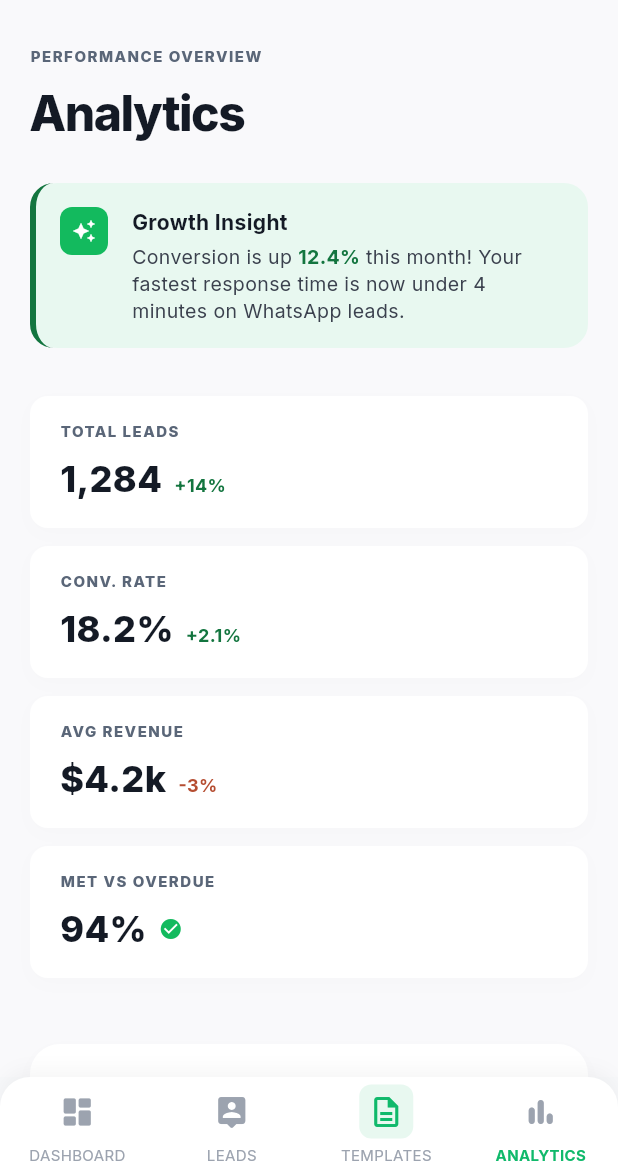
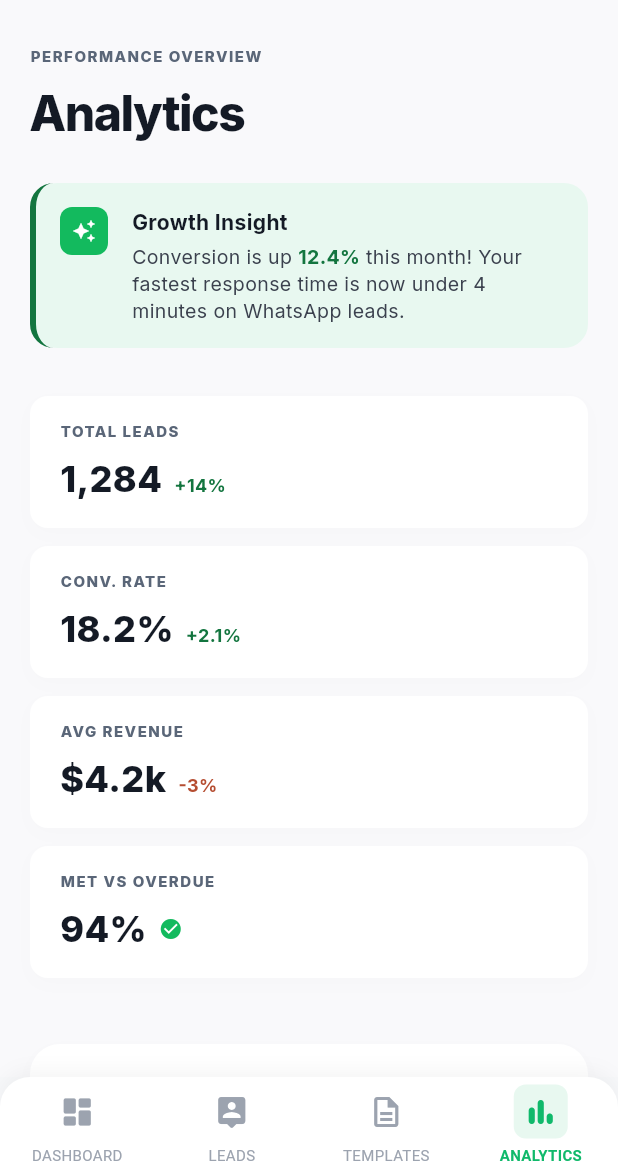
Before and after one commit to emmalexander/whatsapp_business_automation_crm_app, a Flutter app: the MainNavigation screen opened directly, item 4 of the bottom bar chosen, on a phone screen of 412 x 824 dp, the part 63-1236 px from its top. Run offline on Flutter 3.47's test engine with Material 3 defaults, Android fonts, the phone set to English and light mode, and no system bars; our stand-ins replace country_picker, dio, flutter_dotenv, flutter_riverpod, flutter_secure_storage, google_fonts; missing offline and left inert: flutter_sharing_intent, get_country_ip; accounts and stored records are empty; network calls fail; statements that could not run were skipped.

Commit message:
refactored bottom nav bar

```diff
--- /dev/null
+++ b/lib/providers/navigation_provider.dart
@@ -0,0 +1,15 @@
+import 'package:flutter_riverpod/legacy.dart'
+    show StateNotifier, StateNotifierProvider;
+
+class NavigationNotifier extends StateNotifier<int> {
+  NavigationNotifier() : super(0);
+
+  void setIndex(int index) {
+    state = index;
+  }
+}
+
+final navigationProvider =
+    StateNotifierProvider<NavigationNotifier, int>( (ref) {
+  return NavigationNotifier();
+});
--- a/lib/screens/main_navigation.dart
+++ b/lib/screens/main_navigation.dart
@@ -7,12 +7,14 @@ import 'package:flutter_sharing_intent/flutter_sharing_intent.dart';
 import 'package:flutter_sharing_intent/model/sharing_file.dart';
 import 'package:google_fonts/google_fonts.dart';
 import 'package:whatsapp_business_automation_crm_app/providers/chat_upload_provider.dart';
+import 'package:whatsapp_business_automation_crm_app/providers/navigation_provider.dart';
 import 'package:whatsapp_business_automation_crm_app/providers/user_provider.dart';
 import 'package:whatsapp_business_automation_crm_app/screens/analytics/analytics_screen.dart';
 import 'package:whatsapp_business_automation_crm_app/screens/dashboard/dashboard_screen.dart';
 import 'package:whatsapp_business_automation_crm_app/screens/leads/leads_screen.dart';
 import 'package:whatsapp_business_automation_crm_app/screens/templates/templates_screen.dart';
 import 'package:whatsapp_business_automation_crm_app/widgets/chat_upload_overlay.dart';
+import 'package:whatsapp_business_automation_crm_app/widgets/custom_bottom_nav_bar.dart';
 import 'package:whatsapp_business_automation_crm_app/widgets/lead_info_dialog.dart';
 
 class MainNavigation extends ConsumerStatefulWidget {
@@ -24,8 +26,6 @@ class MainNavigation extends ConsumerStatefulWidget {
 }
 
 class _MainNavigationState extends ConsumerState<MainNavigation> {
-  late int _currentIndex;
-
   final List<Widget> _screens = [
     const DashboardScreen(),
     const LeadsScreen(),
@@ -40,9 +40,9 @@ class _MainNavigationState extends ConsumerState<MainNavigation> {
   @override
   void initState() {
     super.initState();
-    _currentIndex = widget.initialIndex;
 
     WidgetsBinding.instance.addPostFrameCallback((_) {
+      ref.read(navigationProvider.notifier).setIndex(widget.initialIndex);
       ref.read(userProvider.notifier).getUser();
       _initSharingIntent();
     });
@@ -54,9 +54,9 @@ class _MainNavigationState extends ConsumerState<MainNavigation> {
 
   void _initSharingIntent() {
     // 1. Handle the initial file if the app was opened via a share action.
-    FlutterSharingIntent.instance
-        .getInitialSharing()
-        .then((List<SharedFile> files) {
+    FlutterSharingIntent.instance.getInitialSharing().then((
+      List<SharedFile> files,
+    ) {
       _handleSharedFiles(files);
     });
 
@@ -103,11 +103,9 @@ class _MainNavigationState extends ConsumerState<MainNavigation> {
         onConfirm: (name, phone) {
           Navigator.pop(context);
           // Begin upload with captured details
-          ref.read(chatUploadProvider.notifier).upload(
-                filePath: filePath,
-                name: name,
-                phoneNumber: phone,
-              );
+          ref
+              .read(chatUploadProvider.notifier)
+              .upload(filePath: filePath, name: name, phoneNumber: phone);
         },
         onCancel: () {
           Navigator.pop(context);
@@ -147,13 +145,17 @@ class _MainNavigationState extends ConsumerState<MainNavigation> {
     ScaffoldMessenger.of(context).showSnackBar(
       SnackBar(
         behavior: SnackBarBehavior.floating,
-        backgroundColor: isError ? const Color(0xFFEF4444) : const Color(0xFF10B96B),
+        backgroundColor: isError
+            ? const Color(0xFFEF4444)
+            : const Color(0xFF10B96B),
         shape: RoundedRectangleBorder(borderRadius: BorderRadius.circular(12)),
         margin: const EdgeInsets.fromLTRB(16, 0, 16, 24),
         content: Row(
           children: [
             Icon(
-              isError ? Icons.error_outline_rounded : Icons.check_circle_outline_rounded,
+              isError
+                  ? Icons.error_outline_rounded
+                  : Icons.check_circle_outline_rounded,
               color: Colors.white,
               size: 20,
             ),
@@ -188,146 +190,13 @@ class _MainNavigationState extends ConsumerState<MainNavigation> {
     });
 
     final uploadState = ref.watch(chatUploadProvider);
+    final currentIndex = ref.watch(navigationProvider);
 
     return Stack(
       children: [
         Scaffold(
-          body: _screens[_currentIndex],
-          bottomNavigationBar: Container(
-            decoration: BoxDecoration(
-              color: Colors.white,
-              boxShadow: [
-                BoxShadow(
-                  color: Colors.black.withOpacity(0.04),
-                  blurRadius: 10,
-                  offset: const Offset(0, -4),
-                ),
-              ],
-              borderRadius: const BorderRadius.only(
-                topLeft: Radius.circular(20),
-                topRight: Radius.circular(20),
-              ),
-            ),
-            child: BottomNavigationBar(
-              currentIndex: _currentIndex,
-              onTap: (index) {
-                setState(() {
-                  _currentIndex = index;
-                });
-              },
-              type: BottomNavigationBarType.fixed,
-              backgroundColor: Colors.transparent,
-              elevation: 0,
-              selectedItemColor: const Color(0xFF10B96B),
-              unselectedItemColor: const Color(0xFF9CA3AF),
-              selectedFontSize: 10,
-              unselectedFontSize: 10,
-              selectedLabelStyle: const TextStyle(fontWeight: FontWeight.bold),
-              items: [
-                BottomNavigationBarItem(
-                  icon: Padding(
-                    padding: const EdgeInsets.only(bottom: 4.0),
-                    child: Container(
-                      padding: const EdgeInsets.all(6),
-                      decoration: BoxDecoration(
-                        color: _currentIndex == 0
-                            ? const Color(0xFFE8F8F0)
-                            : Colors.transparent,
-                        borderRadius: BorderRadius.circular(8),
-                      ),
-                      child: Icon(
-                        Icons.dashboard_rounded,
-                        color: _currentIndex == 0
-                            ? const Color(0xFF10B96B)
-                            : const Color(0xFF9CA3AF),
-                      ),
-                    ),
-                  ),
-                  label: 'DASHBOARD',
-                ),
-                BottomNavigationBarItem(
-                  icon: Padding(
-                    padding: const EdgeInsets.only(bottom: 4.0),
-                    child: Container(
-                      padding: const EdgeInsets.all(6),
-                      decoration: BoxDecoration(
-                        color: _currentIndex == 1
-                            ? const Color(0xFFE8F8F0)
-                            : Colors.transparent,
-                        borderRadius: BorderRadius.circular(8),
-                      ),
-                      child: Icon(
-                        Icons.person_pin_rounded,
-                        color: _currentIndex == 1
-                            ? const Color(0xFF10B96B)
-                            : const Color(0xFF9CA3AF),
-                      ),
-                    ),
-                  ),
-                  label: 'LEADS',
-                ),
-                // BottomNavigationBarItem(
-                //   icon: Padding(
-                //     padding: const EdgeInsets.only(bottom: 4.0),
-                //     child: Container(
-                //       padding: const EdgeInsets.all(6),
-                //       decoration: BoxDecoration(
-                //         color: _currentIndex == 2 ? const Color(0xFFE8F8F0) : Colors.transparent,
-                //         borderRadius: BorderRadius.circular(8),
-                //       ),
-                //       child: Icon(
-                //         Icons.account_tree_outlined,
-                //         color: _currentIndex == 2 ? const Color(0xFF10B96B) : const Color(0xFF9CA3AF),
-                //       ),
-                //     ),
-                //   ),
-                //   label: 'PIPELINE',
-                // ),
-                BottomNavigationBarItem(
-                  icon: Padding(
-                    padding: const EdgeInsets.only(bottom: 4.0),
-                    child: Container(
-                      padding: const EdgeInsets.all(6),
-                      decoration: BoxDecoration(
-                        color: _currentIndex == 3
-                            ? const Color(0xFFE8F8F0)
-                            : Colors.transparent,
-                        borderRadius: BorderRadius.circular(8),
-                      ),
-                      child: Icon(
-                        Icons.description_outlined,
-                        color: _currentIndex == 3
-                            ? const Color(0xFF10B96B)
-                            : const Color(0xFF9CA3AF),
-                      ),
-                    ),
-                  ),
-                  label: 'TEMPLATES',
-                ),
-                BottomNavigationBarItem(
-                  icon: Padding(
-                    padding: const EdgeInsets.only(bottom: 4.0),
-                    child: Container(
-                      padding: const EdgeInsets.all(6),
-                      decoration: BoxDecoration(
-                        color: _currentIndex == 4
-                            ? const Color(0xFFE8F8F0)
-                            : Colors.transparent,
-                        borderRadius: BorderRadius.circular(8),
-                      ),
-                      child: Icon(
-                        Icons.bar_chart_rounded,
-                        color: _currentIndex == 4
-                            ? const Color(0xFF10B96B)
-                            : const Color(0xFF9CA3AF),
-                      ),
-                    ),
-                  ),
-                  label: 'ANALYTICS',
-                ),
-              ],
-            ),
-          ),
+          body: _screens[currentIndex],
+          bottomNavigationBar: const CustomBottomNavBar(),
         ),
 
         // ── Upload overlay ──────────────────────────────────────────────────
--- /dev/null
+++ b/lib/widgets/custom_bottom_nav_bar.dart
@@ -0,0 +1,137 @@
+import 'package:flutter/material.dart';
+import 'package:flutter_riverpod/flutter_riverpod.dart';
+import 'package:whatsapp_business_automation_crm_app/providers/navigation_provider.dart';
+
+class CustomBottomNavBar extends ConsumerWidget {
+  const CustomBottomNavBar({super.key});
+
+  @override
+  Widget build(BuildContext context, WidgetRef ref) {
+    final currentIndex = ref.watch(navigationProvider);
+
+    return Container(
+      decoration: BoxDecoration(
+        color: Colors.white,
+        boxShadow: [
+          BoxShadow(
+            color: Colors.black.withValues(alpha: 0.04),
+            blurRadius: 10,
+            offset: const Offset(0, -4),
+          ),
+        ],
+        borderRadius: const BorderRadius.only(
+          topLeft: Radius.circular(20),
+          topRight: Radius.circular(20),
+        ),
+      ),
+      child: Theme(
+        data: ThemeData(
+          highlightColor: Colors.transparent,
+          splashColor: Colors.transparent,
+        ),
+        child: BottomNavigationBar(
+          currentIndex: currentIndex,
+          onTap: (index) {
+            ref.read(navigationProvider.notifier).setIndex(index);
+          },
+          type: BottomNavigationBarType.fixed,
+          backgroundColor: Colors.transparent,
+          elevation: 0,
+          selectedItemColor: const Color(0xFF10B96B),
+          unselectedItemColor: const Color(0xFF9CA3AF),
+          selectedFontSize: 10,
+          unselectedFontSize: 10,
+          selectedLabelStyle: const TextStyle(
+            fontWeight: FontWeight.bold,
+          ),
+          items: [
+            BottomNavigationBarItem(
+              icon: Padding(
+                padding: const EdgeInsets.only(bottom: 4.0),
+                child: Container(
+                  padding: const EdgeInsets.all(6),
+                  decoration: BoxDecoration(
+                    color: currentIndex == 0
+                        ? const Color(0xFFE8F8F0)
+                        : Colors.transparent,
+                    borderRadius: BorderRadius.circular(8),
+                  ),
+                  child: Icon(
+                    Icons.dashboard_rounded,
+                    color: currentIndex == 0
+                        ? const Color(0xFF10B96B)
+                        : const Color(0xFF9CA3AF),
+                  ),
+                ),
+              ),
+              label: 'DASHBOARD',
+            ),
+            BottomNavigationBarItem(
+              icon: Padding(
+                padding: const EdgeInsets.only(bottom: 4.0),
+                child: Container(
+                  padding: const EdgeInsets.all(6),
+                  decoration: BoxDecoration(
+                    color: currentIndex == 1
+                        ? const Color(0xFFE8F8F0)
+                        : Colors.transparent,
+                    borderRadius: BorderRadius.circular(8),
+                  ),
+                  child: Icon(
+                    Icons.person_pin_rounded,
+                    color: currentIndex == 1
+                        ? const Color(0xFF10B96B)
+                        : const Color(0xFF9CA3AF),
+                  ),
+                ),
+              ),
+              label: 'LEADS',
+            ),
+            BottomNavigationBarItem(
+              icon: Padding(
+                padding: const EdgeInsets.only(bottom: 4.0),
+                child: Container(
+                  padding: const EdgeInsets.all(6),
+                  decoration: BoxDecoration(
+                    color: currentIndex == 2
+                        ? const Color(0xFFE8F8F0)
+                        : Colors.transparent,
+                    borderRadius: BorderRadius.circular(8),
+                  ),
+                  child: Icon(
+                    Icons.description_outlined,
+                    color: currentIndex == 2
+                        ? const Color(0xFF10B96B)
+                        : const Color(0xFF9CA3AF),
+                  ),
+                ),
+              ),
+              label: 'TEMPLATES',
+            ),
+            BottomNavigationBarItem(
+              icon: Padding(
+                padding: const EdgeInsets.only(bottom: 4.0),
+                child: Container(
+                  padding: const EdgeInsets.all(6),
+                  decoration: BoxDecoration(
+                    color: currentIndex == 3
+                        ? const Color(0xFFE8F8F0)
+                        : Colors.transparent,
+                    borderRadius: BorderRadius.circular(8),
+                  ),
+                  child: Icon(
+                    Icons.bar_chart_rounded,
+                    color: currentIndex == 3
+                        ? const Color(0xFF10B96B)
+                        : const Color(0xFF9CA3AF),
+                  ),
+                ),
+              ),
+              label: 'ANALYTICS',
+            ),
+          ],
+        ),
+      ),
+    );
+  }
+}
```
